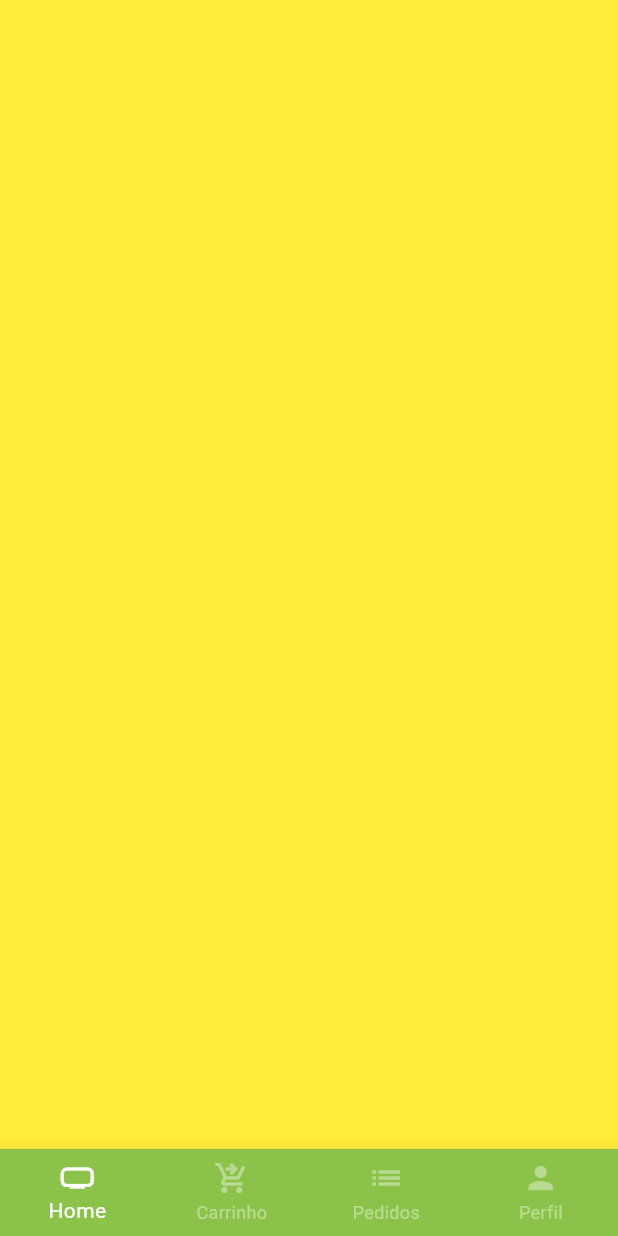
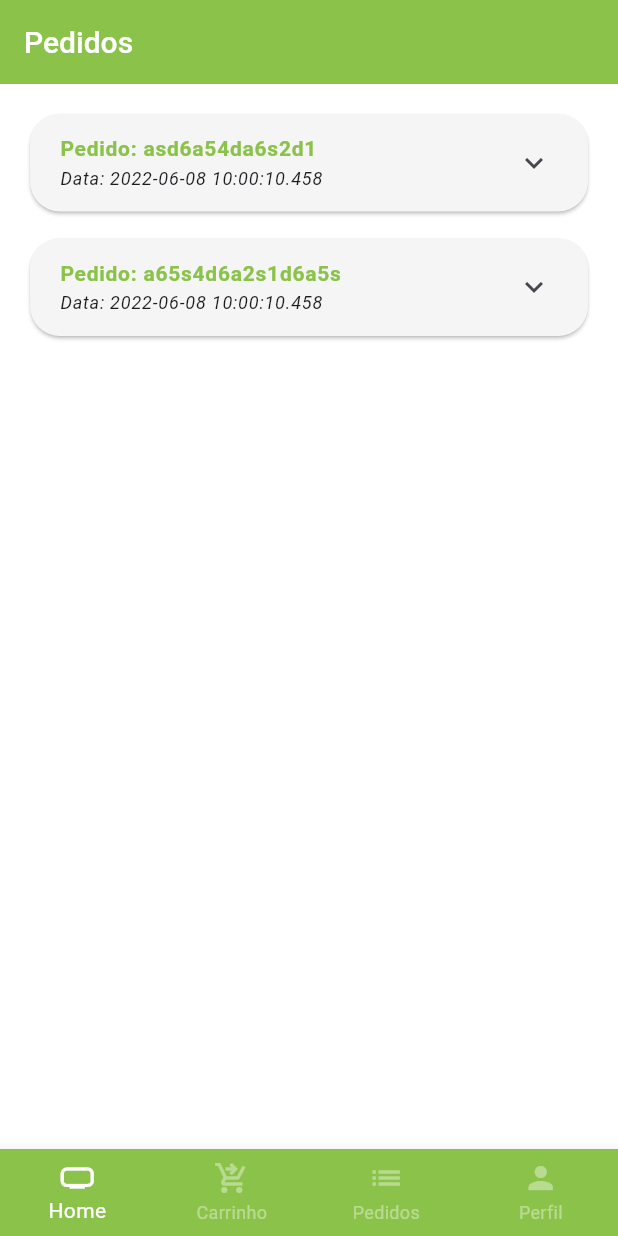
Before and after one commit to AugustodeAraujo/greengocer, a Flutter app: the BaseScreen screen opened directly, swiped to page 3, on a phone screen of 412 x 824 dp. Run offline on Flutter 3.47's test engine with Material 3 defaults, Android fonts, the phone set to English and light mode, and no system bars; our stand-ins replace animated_text_kit.

Commit message:
MORE LAYOUTS

```diff
--- a/lib/main.dart
+++ b/lib/main.dart
@@ -1,6 +1,5 @@
 import 'package:flutter/material.dart';
 import 'package:greengrocer/src/views/auth/sign_in_screen.dart';
-
 
 void main() {
   runApp(const MyApp());
@@ -18,9 +17,7 @@ class MyApp extends StatelessWidget {
   Widget build(BuildContext context) {
     return MaterialApp(
       title: 'Flutter Demo',
-      theme: ThemeData(
-          colorScheme: ColorScheme.fromSwatch().copyWith(primary: Colors.green),
-          scaffoldBackgroundColor: Colors.white.withAlpha(190)),
+      theme: ThemeData(scaffoldBackgroundColor: Colors.white),
       debugShowCheckedModeBanner: false,
       home: const SignInScreen(),
     );
--- a/lib/src/configs/app_data.dart
+++ b/lib/src/configs/app_data.dart
@@ -1,5 +1,6 @@
 import 'package:greengrocer/src/models/cart_item_model.dart';
 import 'package:greengrocer/src/models/item_model.dart';
+import 'package:greengrocer/src/models/orders_model.dart';
 import 'package:greengrocer/src/models/user_model.dart';
 
 ItemModel apple = ItemModel(
@@ -97,6 +98,52 @@ List<CartItemModel> cartItems = [
 UserModel user = UserModel(
     name: 'Augusto',
     email: 'augusto@dev.com',
-    celular: '+5561983479684',
+    phone: '+5561983479684',
     cpf: '00000000000',
     password: 'xxx@xxx');
+
+List<OrderModel> orders = [
+  // Pedido 01
+  OrderModel(
+    copyAndPaste: 'q1w2e3r4t5y6',
+    createdDateTime: DateTime.parse(
+      '2022-06-08 10:00:10.458',
+    ),
+    overdueDateTime: DateTime.parse(
+      '2022-06-08 11:00:10.458',
+    ),
+    id: 'asd6a54da6s2d1',
+    status: 'pending_payment',
+    total: 11.0,
+    items: [
+      CartItemModel(
+        item: apple,
+        quantity: 2,
+      ),
+      CartItemModel(
+        item: mango,
+        quantity: 2,
+      ),
+    ],
+  ),
+
+  // Pedido 02
+  OrderModel(
+    copyAndPaste: 'q1w2e3r4t5y6',
+    createdDateTime: DateTime.parse(
+      '2022-06-08 10:00:10.458',
+    ),
+    overdueDateTime: DateTime.parse(
+      '2025-06-08 11:00:10.458',
+    ),
+    id: 'a65s4d6a2s1d6a5s',
+    status: 'delivered',
+    total: 11.5,
+    items: [
+      CartItemModel(
+        item: guava,
+        quantity: 1,
+      ),
+    ],
+  ),
+];
--- /dev/null
+++ b/lib/src/models/orders_model.dart
@@ -0,0 +1,21 @@
+import 'package:greengrocer/src/models/cart_item_model.dart';
+
+class OrderModel {
+  String id;
+  DateTime createdDateTime;
+  DateTime overdueDateTime;
+  List<CartItemModel> items;
+  String status;
+  String copyAndPaste;
+  double total;
+
+  OrderModel({
+    required this.copyAndPaste,
+    required this.createdDateTime,
+    required this.id,
+    required this.items,
+    required this.overdueDateTime,
+    required this.status,
+    required this.total,
+  });
+}
--- a/lib/src/models/user_model.dart
+++ b/lib/src/models/user_model.dart
@@ -1,14 +1,14 @@
 class UserModel {
   String name;
   String email;
-  String celular;
+  String phone;
   String cpf;
   String password;
 
   UserModel({
     required this.name,
     required this.email,
-    required this.celular,
+    required this.phone,
     required this.cpf,
     required this.password,
   });
--- a/lib/src/views/base/base_screen.dart
+++ b/lib/src/views/base/base_screen.dart
@@ -2,6 +2,7 @@ import 'package:flutter/material.dart';
 import 'package:greengrocer/src/configs/custom_colors.dart';
 import 'package:greengrocer/src/views/cart/cart_tab.dart';
 import 'package:greengrocer/src/views/home/home_tab.dart';
+import 'package:greengrocer/src/views/order/order_tab.dart';
 import 'package:greengrocer/src/views/profile/profile_tab.dart';
 
 class BaseScreen extends StatefulWidget {
@@ -22,11 +23,11 @@ class _BaseScreenState extends State<BaseScreen> {
       body: PageView(
         physics: const NeverScrollableScrollPhysics(),
         controller: pageController,
-        children: [
-          const HomeTab(),
-          const CartTab(),
-          Container(color: Colors.yellow),
-          const ProfileTab(),
+        children: const [
+          HomeTab(),
+          CartTab(),
+          OrderTab(),
+          ProfileTab(),
         ],
       ),
       bottomNavigationBar: BottomNavigationBar(
--- /dev/null
+++ b/lib/src/views/order/components/order_tile.dart
@@ -0,0 +1,112 @@
+import 'package:flutter/material.dart';
+import 'package:flutter/widgets.dart';
+
+import 'package:greengrocer/src/configs/custom_colors.dart';
+import 'package:greengrocer/src/models/cart_item_model.dart';
+import 'package:greengrocer/src/models/orders_model.dart';
+import 'package:greengrocer/src/views/order/components/order_status.dart';
+
+class OrderTile extends StatelessWidget {
+  final OrderModel order;
+
+  const OrderTile({super.key, required this.order});
+
+  @override
+  Widget build(BuildContext context) {
+    return Card(
+      color: Colors.grey.shade100,
+      shape: RoundedRectangleBorder(borderRadius: BorderRadius.circular(20)),
+      child: Theme(
+          data: Theme.of(context).copyWith(
+            dividerColor: Colors.transparent,
+          ),
+          child: ExpansionTile(
+            title: Padding(
+              padding: const EdgeInsets.all(4),
+              child: Column(
+                mainAxisSize: MainAxisSize.min,
+                crossAxisAlignment: CrossAxisAlignment.start, //
+                children: [
+                  Text(
+                    'Pedido: ${order.id}',
+                    style: TextStyle(
+                      color: CustomColors.customSwatchColor,
+                      fontWeight: FontWeight.bold,
+                      fontSize: 14,
+                    ),
+                  ),
+                  Text('Data: ${order.createdDateTime}',
+                      style: const TextStyle(
+                        fontStyle: FontStyle.italic,
+                        fontSize: 12,
+                      )),
+                ],
+              ),
+            ),
+            childrenPadding: const EdgeInsets.fromLTRB(16, 0, 16, 16),
+            children: [
+              IntrinsicHeight(
+                child: Row(
+                  children: [
+                    Expanded(
+                        flex: 3,
+                        child: SizedBox(
+                          height: 150,
+                          child: ListView(
+                            children: order.items.map((orderItem) {
+                              return _OrderItemWidget(
+                                orderItem: orderItem,
+                              );
+                            }).toList(),
+                          ),
+                        )),
+                    VerticalDivider(
+                      thickness: 2,
+                      color: Colors.grey.shade300,
+                    ),
+                    Expanded(
+                        flex: 2,
+                        child: OrderStatusWidget(
+                          status: order.status,
+                          isOverdue:
+                              order.overdueDateTime.isBefore(DateTime.now()),
+                        )),
+                  ],
+                ),
+              )
+            ],
+          )),
+    );
+  }
+}
+
+class _OrderItemWidget extends StatelessWidget {
+  const _OrderItemWidget({
+    super.key,
+    required this.orderItem,
+  });
+
+  final CartItemModel orderItem;
+
+  @override
+  Widget build(BuildContext context) {
+    return Padding(
+      padding: const EdgeInsets.only(bottom: 10),
+      child: Row(
+        children: [
+          Text('${orderItem.quantity.toString()} ${orderItem.item.unit} ',
+              style: const TextStyle(
+                fontWeight: FontWeight.bold,
+              )),
+          Expanded(
+            child: Text(
+              orderItem.item.itemName,
+              style: const TextStyle(),
+            ),
+          ),
+          Text(orderItem.totalPrice().toString())
+        ],
+      ),
+    );
+  }
+}
--- /dev/null
+++ b/lib/src/views/order/order_tab.dart
@@ -0,0 +1,36 @@
+import 'package:flutter/material.dart';
+import 'package:greengrocer/src/configs/custom_colors.dart';
+import 'package:greengrocer/src/configs/app_data.dart' as app_data;
+import 'package:greengrocer/src/views/order/components/order_tile.dart';
+
+class OrderTab extends StatelessWidget {
+  const OrderTab({super.key});
+
+  @override
+  Widget build(BuildContext context) {
+    return Scaffold(
+      backgroundColor: Colors.white,
+      appBar: AppBar(
+        backgroundColor: CustomColors.customSwatchColor,
+        elevation: 0,
+        title: const Text.rich(TextSpan(
+          style: TextStyle(fontSize: 20, fontWeight: FontWeight.w500),
+          children: [
+            TextSpan(
+                text: 'Pedidos',
+                style: TextStyle(
+                  color: Colors.white,
+                )),
+          ],
+        )),
+      ),
+      body: ListView.separated(
+        padding: const EdgeInsets.all(16),
+        physics: const BouncingScrollPhysics(),
+        separatorBuilder: (_, index) => const SizedBox(height: 10),
+        itemBuilder: (_, index) => OrderTile(order: app_data.orders[index]),
+        itemCount: app_data.orders.length,
+      ),
+    );
+  }
+}
```
Also changed, not shown: lib/src/views/components/custom_text_field.dart (+10 -6 lines), lib/src/views/order/components/order_status.dart (added, +144 -0 lines), lib/src/views/profile/profile_tab.dart (+106 -3 lines).
